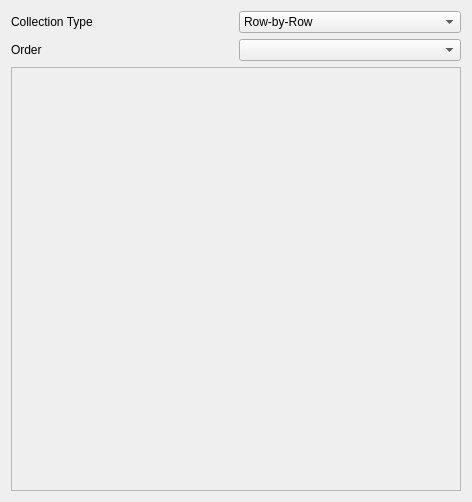
This is SIMPLVtkLib/Wizards/ImportData/UI_Files/GenericCollectionTypePage.ui in tplatt77/SIMPLVtkLib as Qt 5 draws it before an edit. The edited form follows.
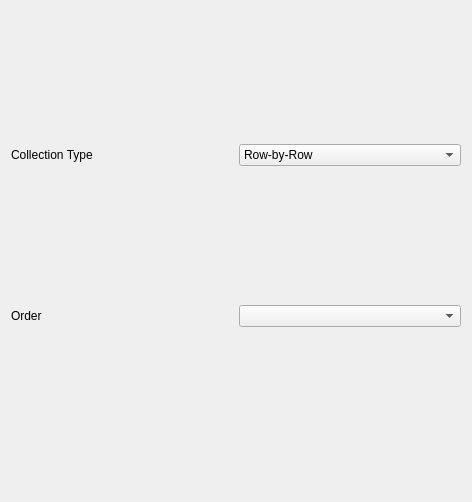
This is the edited form.

```diff
--- a/SIMPLVtkLib/Wizards/ImportData/UI_Files/GenericCollectionTypePage.ui
+++ b/SIMPLVtkLib/Wizards/ImportData/UI_Files/GenericCollectionTypePage.ui
@@ -61,14 +61,20 @@
     <widget class="QComboBox" name="orderCB"/>
    </item>
    <item row="2" column="0" colspan="2">
-    <widget class="QFrame" name="frame">
-     <property name="frameShape">
-      <enum>QFrame::StyledPanel</enum>
+    <spacer name="verticalSpacer">
+     <property name="orientation">
+      <enum>Qt::Vertical</enum>
      </property>
-     <property name="frameShadow">
-      <enum>QFrame::Raised</enum>
+     <property name="sizeType">
+      <enum>QSizePolicy::Preferred</enum>
      </property>
-    </widget>
+     <property name="sizeHint" stdset="0">
+      <size>
+       <width>20</width>
+       <height>30</height>
+      </size>
+     </property>
+    </spacer>
    </item>
   </layout>
  </widget>
```
Left out of the diff: 20 changed lines with no effect on the pictures.
